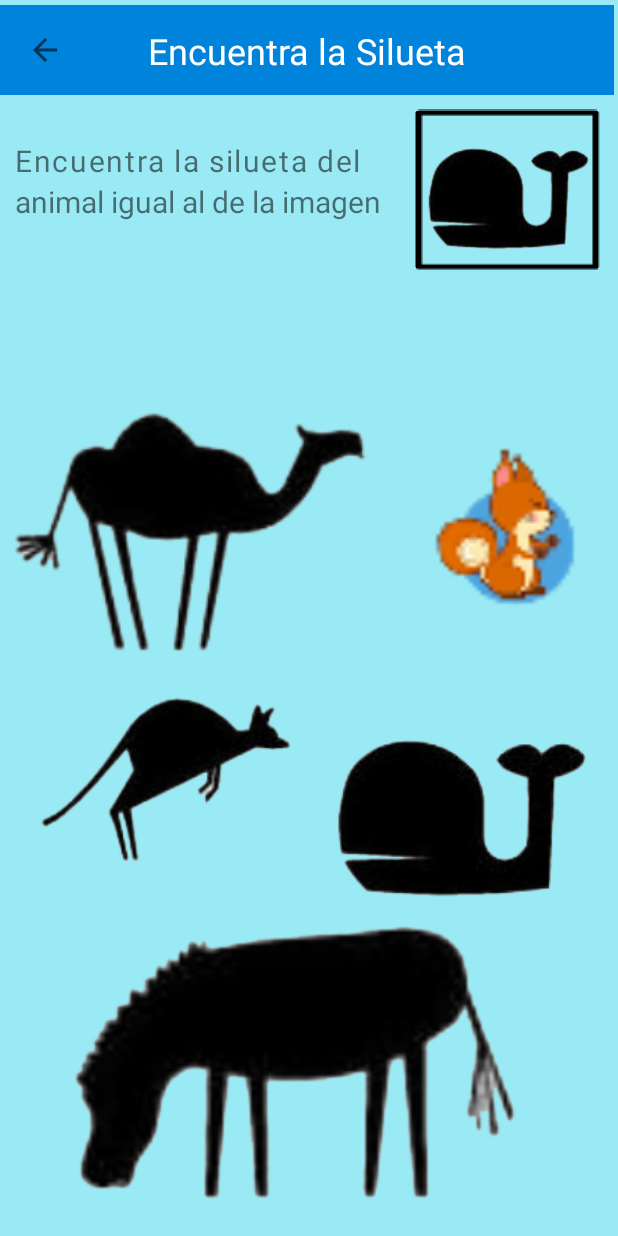
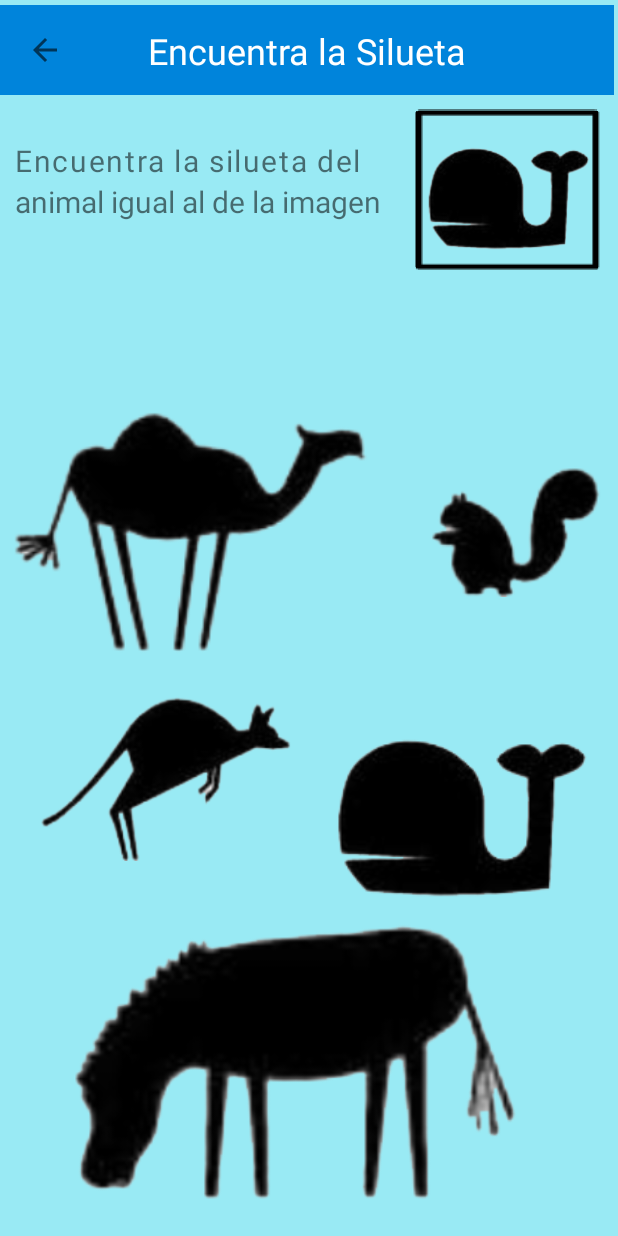
Before and after one commit to DanielMuni/Leon, an Android app: the primer_nivel screen opened directly, with no data from a screen before it, on a phone screen of 412 x 824 dp. Run offline under Robolectric (Android 15) with nearby library versions, the phone set to English and light mode, and no system bars.

Commit message:
ardillas arreglo

```diff
--- a/app/src/main/res/layout/activity_primer_nivel.xml
+++ b/app/src/main/res/layout/activity_primer_nivel.xml
@@ -113,7 +113,7 @@
 		app:layout_constraintStart_toStartOf="parent"
 		app:layout_constraintTop_toTopOf="parent"
 		app:layout_constraintVertical_bias="0.416"
-		app:srcCompat="@drawable/ardilla" />
+		app:srcCompat="@drawable/ardillas" />
 
 	<ImageView
 		android:id="@+id/imageView3"
--- a/app/src/main/res/layout/activity_segundo_nivel.xml
+++ b/app/src/main/res/layout/activity_segundo_nivel.xml
@@ -143,7 +143,7 @@
 		app:layout_constraintStart_toStartOf="parent"
 		app:layout_constraintTop_toTopOf="parent"
 		app:layout_constraintVertical_bias="0.612"
-		app:srcCompat="@drawable/ardilla" />
+		app:srcCompat="@drawable/ardillas" />
 
 	<ImageView
 		android:id="@+id/imageView4"
```
